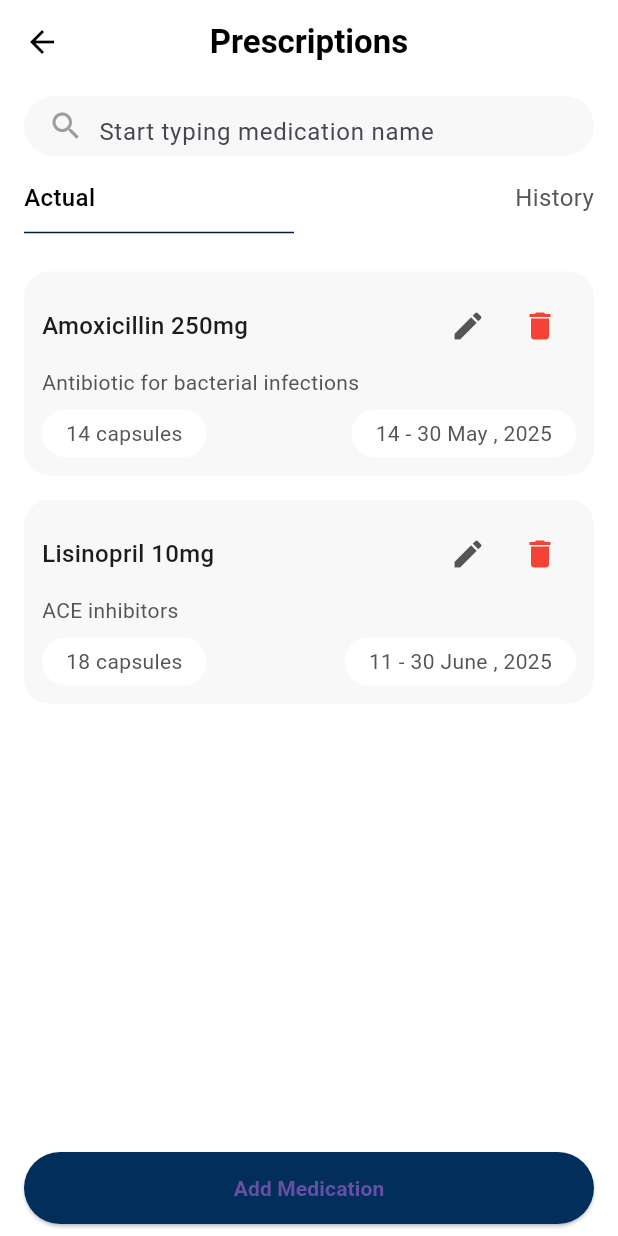
After one commit to elhalafawy/medease, a Flutter app: the MedicationScreen screen opened directly, on a phone screen of 412 x 824 dp. The commit adds this screen. Run offline on Flutter 3.47's test engine with Material 3 defaults, Android fonts, the phone set to English and light mode, and no system bars; our stand-ins replace go_router; Roboto replaces fonts that are missing (Poppins).

Commit message:
Medication reminder front and back

```diff
--- /dev/null
+++ b/lib/screens/medication_screen.dart
@@ -0,0 +1,290 @@
+import 'package:flutter/material.dart';
+import 'medication_reminder_screen.dart';
+import 'package:intl/intl.dart';
+
+class MedicationScreen extends StatefulWidget {
+  final VoidCallback? onBack;
+
+  const MedicationScreen({super.key, this.onBack});
+
+  @override
+  State<MedicationScreen> createState() => _MedicationScreenState();
+}
+
+class _MedicationScreenState extends State<MedicationScreen> {
+  final List<Map<String, dynamic>> _activeMedications = [
+    {
+      'name': 'Amoxicillin 250mg',
+      'desc': 'Antibiotic for bacterial infections',
+      'capsules': '14 capsules',
+      'date': '14 - 30 May , 2025',
+      'end': DateTime(2025, 5, 30),
+    },
+    {
+      'name': 'Lisinopril 10mg',
+      'desc': 'ACE inhibitors',
+      'capsules': '18 capsules',
+      'date': '11 - 30 June , 2025',
+      'end': DateTime(2025, 6, 30),
+    },
+  ];
+
+  final List<Map<String, dynamic>> _historyMedications = [];
+
+  bool showHistory = false;
+
+  void _addMedication(String name, String dosage, String dateRange, int capsuleCount, DateTime endDate) {
+    setState(() {
+      _activeMedications.add({
+        'name': '$name $dosage',
+        'desc': 'Custom entry',
+        'capsules': '$capsuleCount capsules',
+        'date': dateRange,
+        'end': endDate,
+      });
+    });
+  }
+
+  void _removeMedication(int index) {
+    final med = _activeMedications[index];
+    setState(() {
+      _activeMedications.removeAt(index);
+      _historyMedications.add({...med, 'desc': 'Canceled'});
+    });
+  }
+
+  void _editMedication(int index) async {
+    final med = _activeMedications[index];
+    final parts = (med['name'] as String).split(' ');
+    final name = parts.first;
+    final dosage = parts.skip(1).join(' ');
+
+    Navigator.push(
+      context,
+      MaterialPageRoute(
+        builder: (context) => MedicationReminderScreen(
+          initialName: name,
+          initialDosage: dosage,
+          initialFrequency: int.tryParse(med['capsules'].toString().split(' ').first) ?? 2,
+          initialStart: DateTime.now(),
+          onConfirm: (newName, newDosage, newDateRange, newCapsules, newEnd) {
+            setState(() {
+              _activeMedications[index] = {
+                'name': '$newName $newDosage',
+                'desc': 'Edited entry',
+                'capsules': '$newCapsules capsules',
+                'date': newDateRange,
+                'end': newEnd,
+              };
+            });
+          },
+        ),
+      ),
+    );
+  }
+
+  void _checkExpiredMedications() {
+    final now = DateTime.now();
+    final expired = _activeMedications.where((m) => m['end'].isBefore(now)).toList();
+    setState(() {
+      _activeMedications.removeWhere((m) => m['end'].isBefore(now));
+      for (var m in expired) {
+        _historyMedications.add({...m, 'desc': 'Completed'});
+      }
+    });
+  }
+
+  @override
+  void initState() {
+    super.initState();
+    _checkExpiredMedications();
+  }
+
+  @override
+  Widget build(BuildContext context) {
+    final meds = showHistory ? _historyMedications : _activeMedications;
+    return Scaffold(
+      backgroundColor: Colors.white,
+      appBar: AppBar(
+        backgroundColor: Colors.white,
+        elevation: 0,
+        leading: IconButton(
+  icon: const Icon(Icons.arrow_back, color: Colors.black),
+  onPressed: () {
+    if (widget.onBack != null) {
+      widget.onBack!();
+    } else {
+      Navigator.pop(context);
+    }
+  },
+),
+
+        centerTitle: true,
+        title: const Text('Prescriptions', style: TextStyle(color: Colors.black, fontWeight: FontWeight.w600)),
+      ),
+      body: Padding(
+        padding: const EdgeInsets.symmetric(horizontal: 16, vertical: 8),
+        child: Column(
+          children: [
+            _buildSearchBar(),
+            const SizedBox(height: 16),
+            _buildTabs(),
+            const SizedBox(height: 4),
+            const Divider(color: Color(0xFF001F3F), thickness: 1, endIndent: 200),
+            const SizedBox(height: 10),
+            Expanded(
+              child: ListView.builder(
+                itemCount: meds.length,
+                itemBuilder: (context, index) {
+                  final med = meds[index];
+                  return _buildMedicationCard(
+                    title: med['name'],
+                    subtitle: med['desc'],
+                    capsules: med['capsules'],
+                    date: med['date'],
+                    onEdit: showHistory ? null : () => _editMedication(index),
+                    onDelete: showHistory ? null : () => _removeMedication(index),
+                  );
+                },
+              ),
+            ),
+            const SizedBox(height: 10),
+            if (!showHistory)
+              SizedBox(
+                width: double.infinity,
+                child: ElevatedButton(
+                  onPressed: () {
+                    Navigator.push(
+                      context,
+                      MaterialPageRoute(
+                        builder: (context) => MedicationReminderScreen(
+                          onConfirm: (name, dosage, dateRange, capsuleCount, endDate) {
+                            _addMedication(name, dosage, dateRange, capsuleCount, endDate);
+                          },
+                        ),
+                      ),
+                    );
+                  },
+                  style: ElevatedButton.styleFrom(
+                    backgroundColor: const Color(0xFF022E5B),
+                    padding: const EdgeInsets.symmetric(vertical: 14),
+                    shape: RoundedRectangleBorder(borderRadius: BorderRadius.circular(100)),
+                  ),
+                  child: const Text('Add Medication', style: TextStyle(fontSize: 14, fontWeight: FontWeight.w700)),
+                ),
+              ),
+          ],
+        ),
+      ),
+    );
+  }
+
+  Widget _buildTabs() {
+    return Row(
+      mainAxisAlignment: MainAxisAlignment.spaceBetween,
+      children: [
+        GestureDetector(
+          onTap: () => setState(() => showHistory = false),
+          child: Text('Actual',
+              style: TextStyle(
+                fontWeight: FontWeight.w500,
+                fontSize: 16,
+                color: showHistory ? Colors.grey : Colors.black,
+              )),
+        ),
+        GestureDetector(
+          onTap: () => setState(() => showHistory = true),
+          child: Text('History',
+              style: TextStyle(
+                fontSize: 16,
+                color: showHistory ? Colors.black : const Color(0xFF555555),
+              )),
+        ),
+      ],
+    );
+  }
+
+  Widget _buildSearchBar() {
+    return Container(
+      height: 40,
+      padding: const EdgeInsets.symmetric(horizontal: 16),
+      decoration: BoxDecoration(
+        color: const Color(0xFFF8F8F8),
+        borderRadius: BorderRadius.circular(23),
+      ),
+      child: const Row(
+        children: [
+          Icon(Icons.search, color: Colors.grey),
+          SizedBox(width: 10),
+          Expanded(
+            child: TextField(
+              decoration: InputDecoration(
+                hintText: 'Start typing medication name',
+                border: InputBorder.none,
+              ),
+            ),
+          )
+        ],
+      ),
+    );
+  }
+
+  Widget _buildMedicationCard({
+    required String title,
+    required String subtitle,
+    required String capsules,
+    required String date,
+    VoidCallback? onDelete,
+    VoidCallback? onEdit,
+  }) {
+    return Container(
+      margin: const EdgeInsets.symmetric(vertical: 8),
+      padding: const EdgeInsets.all(12),
+      decoration: BoxDecoration(
+        color: const Color(0xFFF8F8F8),
+        borderRadius: BorderRadius.circular(17),
+      ),
+      child: Column(
+        crossAxisAlignment: CrossAxisAlignment.start,
+        children: [
+          Row(
+            children: [
+              Expanded(child: Text(title, style: const TextStyle(fontSize: 16, fontWeight: FontWeight.w500))),
+              if (onEdit != null)
+                IconButton(
+                  icon: const Icon(Icons.edit, color: Color(0xFF555555)),
+                  onPressed: onEdit,
+                ),
+              if (onDelete != null)
+                IconButton(
+                  icon: const Icon(Icons.delete, color: Colors.red),
+                  onPressed: onDelete,
+                ),
+            ],
+          ),
+          const SizedBox(height: 4),
+          Text(subtitle, style: const TextStyle(color: Color(0xFF555555), fontSize: 14)),
+          const SizedBox(height: 8),
+          Row(
+            mainAxisAlignment: MainAxisAlignment.spaceBetween,
+            children: [
+              _buildCapsuleBox(capsules),
+              _buildCapsuleBox(date),
+            ],
+          )
+        ],
+      ),
+    );
+  }
+
+  Widget _buildCapsuleBox(String label) {
+    return Container(
+      padding: const EdgeInsets.symmetric(horizontal: 16, vertical: 6),
+      decoration: BoxDecoration(
+        color: Colors.white,
+        borderRadius: BorderRadius.circular(30),
+      ),
+      child: Text(label, style: const TextStyle(color: Color(0xFF555555))),
+    );
+  }
+}
--- a/lib/screens/notifications_screen.dart
+++ b/lib/screens/notifications_screen.dart
@@ -1,5 +1,4 @@
 import 'package:flutter/material.dart';
-import 'package:go_router/go_router.dart';
 
 class NotificationsScreen extends StatelessWidget {
   const NotificationsScreen({super.key});
--- a/pubspec.yaml
+++ b/pubspec.yaml
@@ -9,9 +9,11 @@ environment:
 dependencies:
   flutter:
     sdk: flutter
+
   go_router: ^12.1.1
   google_fonts: ^6.1.0
   cupertino_icons: ^1.0.2
+  intl: ^0.19.0
 
 dev_dependencies:
   flutter_test:
```
Also changed, not shown: lib/screens/home_screen.dart (+17 -2 lines), lib/screens/medication_reminder_screen.dart (added, +291 -0 lines), assets/icons/image 10.png (added), assets/icons/image 12.png (added), assets/icons/image 13.png (added), assets/icons/image 14.png (added), pubspec.lock.
